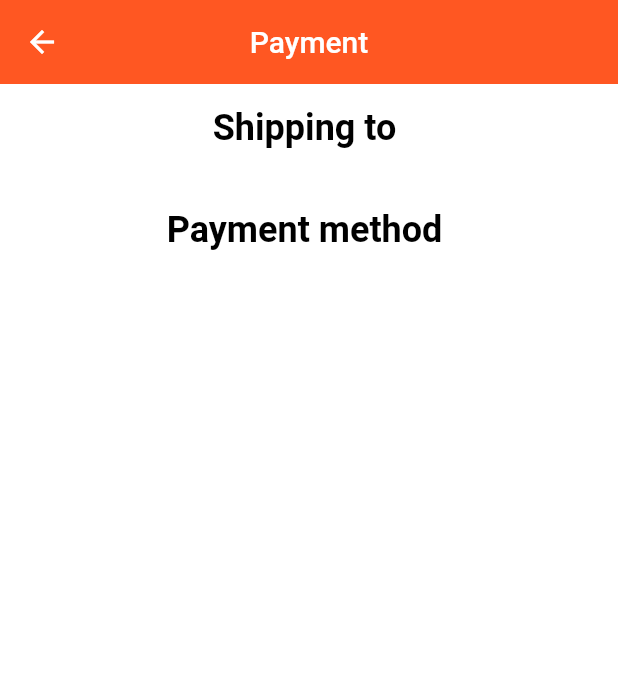
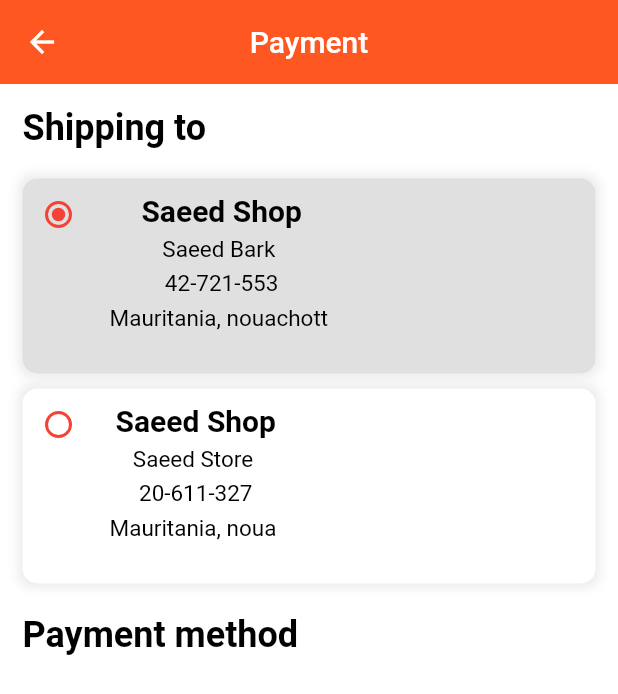
Before and after one commit to saeedBark/e_commerce, a Flutter app: the PaymentScreen screen opened by its route, on a phone screen of 412 x 824 dp. Shown: the top 694 px of the screen. Run offline on Flutter 3.47's test engine with Material 2 defaults, Android fonts, the phone set to English and light mode, and no system bars; our stand-ins replace carousel_slider, firebase_auth, firebase_core, flutter_rating_bar, get, get_storage and 3 more; accounts and stored records are empty; network calls fail; statements that could not run were skipped.

Commit message:
ui payment and use the radio package

```diff
--- a/lib/view/screens/payment_screen.dart
+++ b/lib/view/screens/payment_screen.dart
@@ -1,5 +1,6 @@
 import 'package:e_commerce/utils/theme.dart';
 import 'package:e_commerce/view/widget/payment/delvery_container_widget.dart';
+import 'package:e_commerce/view/widget/payment/payment_method_widget.dart';
 import 'package:e_commerce/view/widget/text_util.dart';
 import 'package:flutter/material.dart';
 import 'package:get/get.dart';
@@ -21,6 +22,7 @@ class PaymentScreen extends StatelessWidget {
         child: Padding(
           padding: const EdgeInsets.all(15.0),
           child: Column(
+            crossAxisAlignment: CrossAxisAlignment.start,
             children: [
               TextUtils(
                 fontSize: 24,
@@ -32,7 +34,7 @@ class PaymentScreen extends StatelessWidget {
               const SizedBox(
                 height: 20,
               ),
-                 DeliveryContainerWidget(),
+              const DeliveryContainerWidget(),
               const SizedBox(
                 height: 20,
               ),
@@ -50,6 +52,7 @@ class PaymentScreen extends StatelessWidget {
               const SizedBox(
                 height: 30,
               ),
+              PaymentMethodWidget(),
             ],
           ),
         ),
--- a/lib/view/widget/payment/delvery_container_widget.dart
+++ b/lib/view/widget/payment/delvery_container_widget.dart
@@ -1,10 +1,140 @@
+import 'package:e_commerce/view/widget/text_util.dart';
 import 'package:flutter/cupertino.dart';
+import 'package:flutter/material.dart';
 
-class DeliveryContainerWidget extends StatelessWidget {
+class DeliveryContainerWidget extends StatefulWidget {
   const DeliveryContainerWidget({Key? key}) : super(key: key);
 
   @override
+  State<DeliveryContainerWidget> createState() =>
+      _DeliveryContainerWidgetState();
+}
+
+class _DeliveryContainerWidgetState extends State<DeliveryContainerWidget> {
+  int radioContainerIndex = 1;
+  bool changeColors = false;
+  @override
   Widget build(BuildContext context) {
-    return Container();
+    return Column(
+      children: [
+        buildRadioContainer(
+          color: changeColors ? Colors.white : Colors.grey.shade300,
+          value: 1,
+          onChanged: (int value) {
+            setState(() {
+              radioContainerIndex = value;
+              changeColors = !changeColors;
+            });
+          },
+          name: 'Saeed Bark ',
+          title: 'Saeed Shop',
+          phone: '42-721-553',
+          adress: 'Mauritania, nouachott ',
+        ),
+        SizedBox(
+          height: 10,
+        ),
+        buildRadioContainer(
+          color: changeColors ? Colors.grey.shade300 : Colors.white,
+          value: 2,
+          onChanged: (int value) {
+            setState(() {
+              radioContainerIndex = value;
+              changeColors = !changeColors;
+            });
+          },
+          name: 'Saeed Store ',
+          title: 'Saeed Shop',
+          phone: '20-611-327',
+          adress: 'Mauritania, noua ',
+        ),
+      ],
+    );
+  }
+
+  Widget buildRadioContainer({
+    required Color color,
+    required int value,
+    required Function onChanged,
+    required String name,
+    required String title,
+    required String phone,
+    required String adress,
+  }) {
+    return Container(
+      height: 130,
+      width: double.infinity,
+      decoration: BoxDecoration(
+          borderRadius: BorderRadius.circular(10),
+          color: color,
+          boxShadow: [
+            BoxShadow(
+              color: Colors.grey.withOpacity(0.2),
+              spreadRadius: 3,
+              blurRadius: 5,
+            )
+          ]),
+      child: Row(
+        mainAxisAlignment: MainAxisAlignment.start,
+        crossAxisAlignment: CrossAxisAlignment.start,
+        children: [
+          Radio(
+            value: value,
+            groupValue: radioContainerIndex,
+            fillColor: MaterialStateColor.resolveWith((states) => Colors.red),
+            onChanged: (int? value) {
+              onChanged(value);
+            },
+          ),
+          const SizedBox(
+            width: 10,
+          ),
+          Padding(
+            padding: const EdgeInsets.only(top: 10.0),
+            child: Column(
+              children: [
+                TextUtils(
+                  fontSize: 20,
+                  fontWeight: FontWeight.bold,
+                  text: title,
+                  color: Colors.black,
+                  underline: TextDecoration.none,
+                ),
+                const SizedBox(
+                  height: 5,
+                ),
+                TextUtils(
+                  fontSize: 15,
+                  fontWeight: FontWeight.normal,
+                  text: name,
+                  color: Colors.black,
+                  underline: TextDecoration.none,
+                ),
+                const SizedBox(
+                  height: 5,
+                ),
+                TextUtils(
+                  fontSize: 15,
+                  fontWeight: FontWeight.normal,
+                  text: phone,
+                  color: Colors.black,
+                  underline: TextDecoration.none,
+                ),
+                const SizedBox(
+                  height: 5,
+                ),
+                TextUtils(
+                  fontSize: 15,
+                  fontWeight: FontWeight.normal,
+                  text: adress,
+                  color: Colors.black,
+                  underline: TextDecoration.none,
+                ),
+              ],
+            ),
+          )
+        ],
+      ),
+    );
   }
 }
```
Also changed, not shown: lib/view/widget/payment/payment_method_widget.dart (added, +75 -0 lines), assets/images/credit.jpg (added), assets/images/credit1.png (added), assets/images/paypal.png (added).
